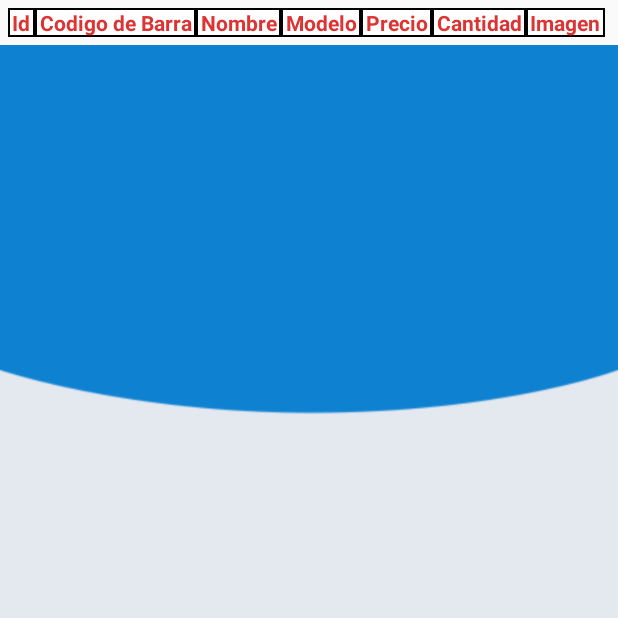
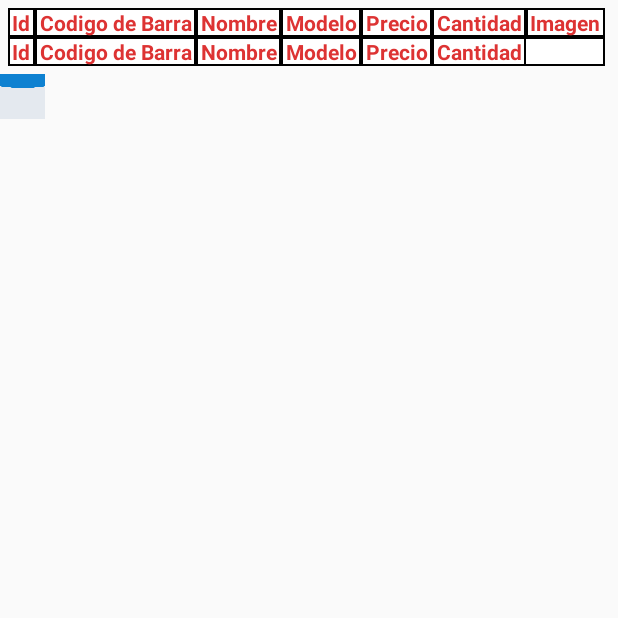
Before and after one commit to joelEpping/stockBasicoConRealm, an Android app: the ListActivity screen opened directly, with no data from a screen before it, on a phone screen of 412 x 824 dp, the top half of it. Run offline under Robolectric (Android 15) with nearby library versions, the phone set to English and light mode, and no system bars; our stand-ins replace Picasso; libraries missing offline, so code that uses them is left out: io.realm; 3 statements that could not run were skipped.

Commit message:
commit de domingo ya se visuliza las fotos y estan coomprimidas, pero no se vizualiza de manera correcta

```diff
--- a/app/build.gradle
+++ b/app/build.gradle
@@ -39,6 +39,10 @@ dependencies {
     //Picasso
     compile 'com.squareup.picasso:picasso:2.5.2'
 
+
+    //Compressor Image
+    implementation 'id.zelory:compressor:2.1.0'
+
     implementation 'com.android.support:support-v4:26.1.0'
     testImplementation 'junit:junit:4.12'
     androidTestImplementation 'com.android.support.test:runner:1.0.2'
--- a/app/src/main/AndroidManifest.xml
+++ b/app/src/main/AndroidManifest.xml
@@ -6,7 +6,9 @@
     <uses-permission android:name="android.permission.ACCESS_NETWORK_STATE" />
     <uses-permission android:name="android.permission.CAMERA" />
     <uses-permission android:name="android.permission.READ_EXTERNAL_STORAGE"/>
-    <uses-permission android:name="android.permission.EXTERNAL_WRITE_PERMISSION"/>
+    <uses-permission android:name="android.permission.WRITE_EXTERNAL_STORAGE" />
+    <uses-permission android:name="android.permission.STORAGE" />
+
 
 
     <application
--- a/app/src/main/res/layout/activity_list.xml
+++ b/app/src/main/res/layout/activity_list.xml
@@ -20,7 +20,7 @@
         >
         <TableRow
             android:layout_width="match_parent"
-            android:layout_height="match_parent"
+            android:layout_height="wrap_content"
             android:background="@drawable/border">
             <TextView
                 android:gravity="center"
@@ -68,13 +68,70 @@
                 android:textStyle="bold"/>
 
         </TableRow>
+        <TableRow
+            android:layout_width="match_parent"
+            android:layout_height="20dp"
+            android:background="@drawable/border">
+            <TextView
+                android:id="@+id/txt_id"
+                android:gravity="center"
+                android:text="Id"
+                android:textColor="@color/colorPrimary"
+                android:background="@drawable/border"
+                android:textStyle="bold"/>
+            <TextView
+                android:id="@+id/txt_codigoBarra"
+                android:gravity="center"
+                android:text="Codigo de Barra"
+                android:textColor="@color/colorPrimary"
+                android:background="@drawable/border"
+                android:textStyle="bold"/>
+
+            <TextView
+                android:id="@+id/txt_nombre"
+                android:gravity="center"
+                android:text="Nombre"
+                android:textColor="@color/colorPrimary"
+                android:background="@drawable/border"
+                android:textStyle="bold"/>
+            <TextView
+                android:id="@+id/txt_modelo"
+                android:gravity="center"
+                android:text="Modelo"
+                android:textColor="@color/colorPrimary"
+                android:background="@drawable/border"
+                android:textStyle="bold"/>
+            <TextView
+                android:id="@+id/txt_precio"
+                android:gravity="center"
+                android:text="Precio"
+                android:textColor="@color/colorPrimary"
+                android:background="@drawable/border"
+                android:textStyle="bold"/>
+            <TextView
+                android:id="@+id/txt_cantidad"
+                android:gravity="center"
+                android:text="Cantidad"
+                android:textColor="@color/colorPrimary"
+                android:background="@drawable/border"
+                android:textStyle="bold"/>
+
+            <ImageView
+                android:id="@+id/img_producto"
+                android:gravity="center"
+                android:text="Imagen"
+                android:textColor="@color/colorPrimary"
+                android:background="@drawable/border"
+                android:textStyle="bold"/>
+
+        </TableRow>
     </TableLayout>
     </HorizontalScrollView>
 
     <ImageView
         android:id="@+id/image"
-        android:layout_width="wrap_content"
-        android:layout_height="wrap_content"
+        android:layout_width="30dp"
+        android:layout_height="30dp"
         android:background="@drawable/bg"/>
 
 </LinearLayout>
```
Also changed, not shown: app/src/main/java/joelepping/es/stockbasicoconrealm/ui/addProduct/NewProductActivity.java (+33 -26 lines), app/src/main/java/joelepping/es/stockbasicoconrealm/ui/listProduct/ListActivity.java (+27 -23 lines), app/src/main/java/joelepping/es/stockbasicoconrealm/ui/main/MainActivity.java (+13 -0 lines), app/src/main/java/joelepping/es/stockbasicoconrealm/util/FileUtil.java (added, +114 -0 lines), app/src/main/java/joelepping/es/stockbasicoconrealm/util/ImageUtil.java (added, +63 -0 lines).
